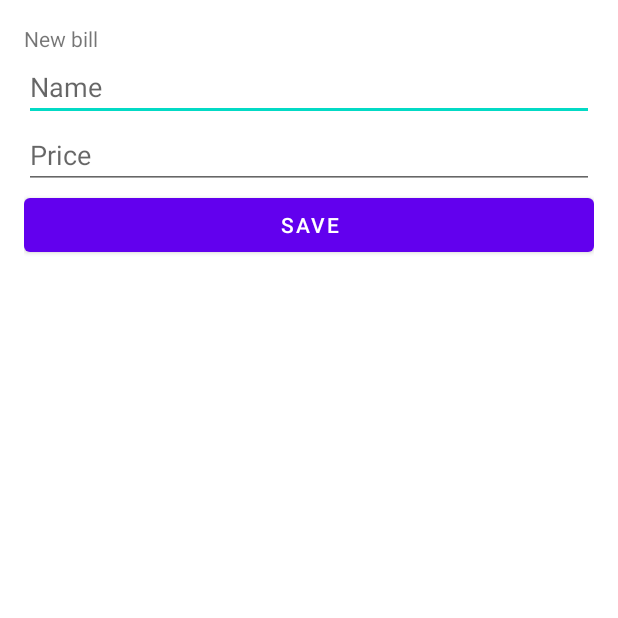
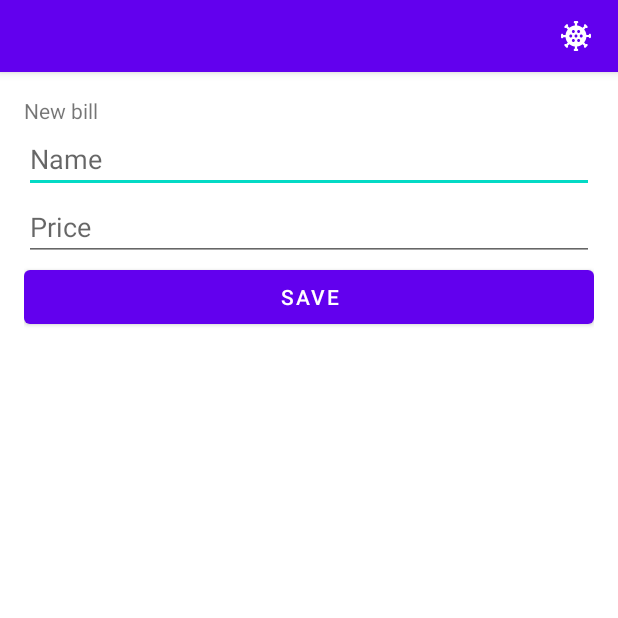
Before and after one commit to arthurcordova/mvvm_firebase, an Android app: the ContentFragment screen opened directly, with no data from a screen before it, on a phone screen of 412 x 824 dp, the top half of it. Run offline under Robolectric (Android 15) with nearby library versions, the phone set to English and light mode, and no system bars; our stand-ins replace Firebase (no records; nobody signed in at launch, a user with empty details on screens opened directly).

Commit message:
Sign Out add

```diff
--- a/app/src/main/java/com/proway/mvvm_auth/repository/AuthenticationRepository.kt
+++ b/app/src/main/java/com/proway/mvvm_auth/repository/AuthenticationRepository.kt
@@ -39,4 +39,11 @@ class AuthenticationRepository {
         }
     }
 
+    fun signOut() {
+        auth.signOut()
+    }
+
+    fun currentUser(): FirebaseUser? = auth.currentUser
+
+
 }
--- a/app/src/main/java/com/proway/mvvm_auth/view/ContentFragment.kt
+++ b/app/src/main/java/com/proway/mvvm_auth/view/ContentFragment.kt
@@ -6,13 +6,16 @@ import androidx.fragment.app.Fragment
 import android.view.View
 import android.widget.Button
 import android.widget.EditText
+import android.widget.TextView
 import androidx.lifecycle.Observer
 import androidx.recyclerview.widget.LinearLayoutManager
 import androidx.recyclerview.widget.RecyclerView
 import androidx.swiperefreshlayout.widget.SwipeRefreshLayout
+import com.google.firebase.auth.FirebaseUser
 import com.proway.mvvm_auth.R
 import com.proway.mvvm_auth.adapter.ContasAdapter
 import com.proway.mvvm_auth.model.Bill
+import com.proway.mvvm_auth.utils.replaceView
 import com.proway.mvvm_auth.view_model.ContentViewModel
 
 class ContentFragment : Fragment(R.layout.content_fragment) {
@@ -24,6 +27,7 @@ class ContentFragment : Fragment(R.layout.content_fragment) {
     private lateinit var viewModel: ContentViewModel
     private lateinit var recyclerView: RecyclerView
     private lateinit var swipeRefreshLayout: SwipeRefreshLayout
+    private lateinit var userEmailTextView: TextView
     private val adapter = ContasAdapter()
 
     val observerContas = Observer<List<Bill>> {
@@ -35,17 +39,32 @@ class ContentFragment : Fragment(R.layout.content_fragment) {
         swipeRefreshLayout.isRefreshing = false
     }
 
+    val observerSignOut = Observer<Boolean> { isSignedIn ->
+        if (!isSignedIn) {
+            requireActivity().replaceView(SignInFragment.newInstance())
+        }
+    }
+
+    val observerSignedUser = Observer<FirebaseUser> { user ->
+        userEmailTextView.apply {
+            text = user.email
+        }
+    }
+
     override fun onViewCreated(view: View, savedInstanceState: Bundle?) {
         super.onViewCreated(view, savedInstanceState)
         viewModel = ViewModelProvider(this).get(ContentViewModel::class.java)
 
         swipeRefreshLayout = view.findViewById(R.id.swipeContainer)
+        userEmailTextView = view.findViewById(R.id.userEmailTextView)
         recyclerView = view.findViewById(R.id.contasRecyclerView)
         recyclerView.layoutManager = LinearLayoutManager(requireContext())
         recyclerView.adapter = adapter
 
         viewModel.error.observe(viewLifecycleOwner, observerError)
         viewModel.bill.observe(viewLifecycleOwner, observerContas)
+        viewModel.isSignedIn.observe(viewLifecycleOwner, observerSignOut)
+        viewModel.user.observe(viewLifecycleOwner, observerSignedUser)
 
 
         view.findViewById<Button>(R.id.saveButton).setOnClickListener {
@@ -58,17 +77,25 @@ class ContentFragment : Fragment(R.layout.content_fragment) {
                 )
             }
         }
+        view.findViewById<View>(R.id.signOutButton).setOnClickListener {
+            viewModel.signOut()
+        }
 
         swipeRefreshLayout.setOnRefreshListener {
-            loadData()
+            loadBillsData()
         }
-        loadData()
 
+        loadBillsData()
+        loadUserData()
     }
 
-    fun loadData() {
+    fun loadBillsData() {
         swipeRefreshLayout.isRefreshing = true
         viewModel.fetchContas()
     }
 
+    fun loadUserData() {
+        viewModel.fetchCurrentUser()
+    }
+
 }
--- a/app/src/main/java/com/proway/mvvm_auth/view_model/ContentViewModel.kt
+++ b/app/src/main/java/com/proway/mvvm_auth/view_model/ContentViewModel.kt
@@ -3,7 +3,10 @@ package com.proway.mvvm_auth.view_model
 import androidx.lifecycle.LiveData
 import androidx.lifecycle.MutableLiveData
 import androidx.lifecycle.ViewModel
+import com.google.firebase.auth.FirebaseUser
+import com.google.firebase.ktx.Firebase
 import com.proway.mvvm_auth.model.Bill
+import com.proway.mvvm_auth.repository.AuthenticationRepository
 import com.proway.mvvm_auth.repository.BillRepository
 
 class ContentViewModel : ViewModel() {
@@ -14,7 +17,14 @@ class ContentViewModel : ViewModel() {
     private val _error = MutableLiveData<String>()
     val error: LiveData<String> = _error
 
+    private val _isSignedIn = MutableLiveData<Boolean>( true)
+    val isSignedIn: LiveData<Boolean> = _isSignedIn
+
+    private val _user = MutableLiveData<FirebaseUser>()
+    val user: LiveData<FirebaseUser> = _user
+
     private val billsRepository = BillRepository()
+    private val authenticationRepository = AuthenticationRepository()
 
     fun fetchContas() {
         billsRepository.fetchBills { bills, error ->
@@ -37,4 +47,15 @@ class ContentViewModel : ViewModel() {
             }
         }
     }
+
+    fun fetchCurrentUser() {
+        authenticationRepository.currentUser()?.apply {
+            _user.value = this
+        }
+    }
+
+    fun signOut() {
+        authenticationRepository.signOut()
+        _isSignedIn.value = false
+    }
 }
--- a/app/src/main/res/layout/content_fragment.xml
+++ b/app/src/main/res/layout/content_fragment.xml
@@ -5,6 +5,44 @@
     android:layout_width="match_parent"
     android:layout_height="match_parent"
     tools:context=".view.ContentFragment">
+
+    <com.google.android.material.appbar.AppBarLayout
+        android:id="@+id/appBarLayout"
+        android:layout_width="0dp"
+        android:layout_height="48dp"
+        app:layout_constraintEnd_toEndOf="parent"
+        app:layout_constraintStart_toStartOf="parent"
+        app:layout_constraintTop_toTopOf="parent">
+
+        <androidx.constraintlayout.widget.ConstraintLayout
+            android:layout_width="match_parent"
+            android:layout_height="match_parent">
+
+            <TextView
+                android:id="@+id/userEmailTextView"
+                android:layout_width="wrap_content"
+                android:layout_height="wrap_content"
+                android:layout_marginEnd="12dp"
+                android:fontFamily="sans-serif-medium"
+                android:textColor="@color/white"
+                app:layout_constraintBottom_toBottomOf="parent"
+                app:layout_constraintEnd_toStartOf="@+id/signOutButton"
+                app:layout_constraintTop_toTopOf="parent" />
+
+            <ImageView
+                android:id="@+id/signOutButton"
+                android:layout_width="wrap_content"
+                android:layout_height="wrap_content"
+                android:layout_marginEnd="16dp"
+                android:src="@drawable/ic_baseline_coronavirus_24"
+                app:layout_constraintBottom_toBottomOf="parent"
+                app:layout_constraintEnd_toEndOf="parent"
+                app:layout_constraintTop_toTopOf="parent"
+                app:tint="@color/white" />
+
+        </androidx.constraintlayout.widget.ConstraintLayout>
+
+    </com.google.android.material.appbar.AppBarLayout>
 
     <LinearLayout
         android:id="@+id/linearLayout"
@@ -14,7 +52,7 @@
         android:padding="16dp"
         app:layout_constraintEnd_toEndOf="parent"
         app:layout_constraintStart_toStartOf="parent"
-        app:layout_constraintTop_toTopOf="parent">
+        app:layout_constraintTop_toBottomOf="@+id/appBarLayout">
 
         <TextView
             android:layout_width="wrap_content"
```
